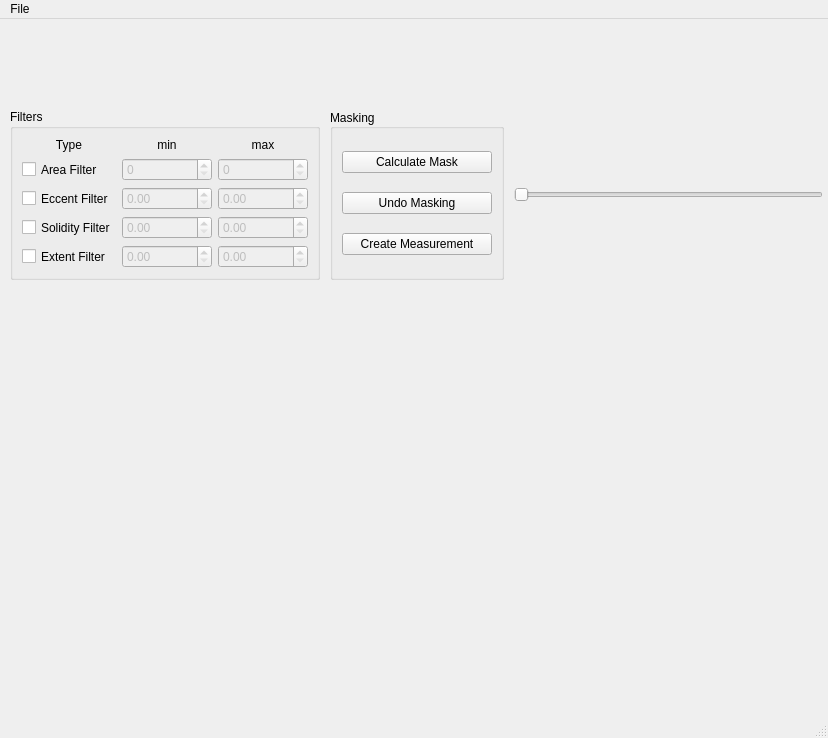
The window that stim_tool_main_window.ui (MartNied/STIM_Tool) describes before a commit, drawn with Qt 5.
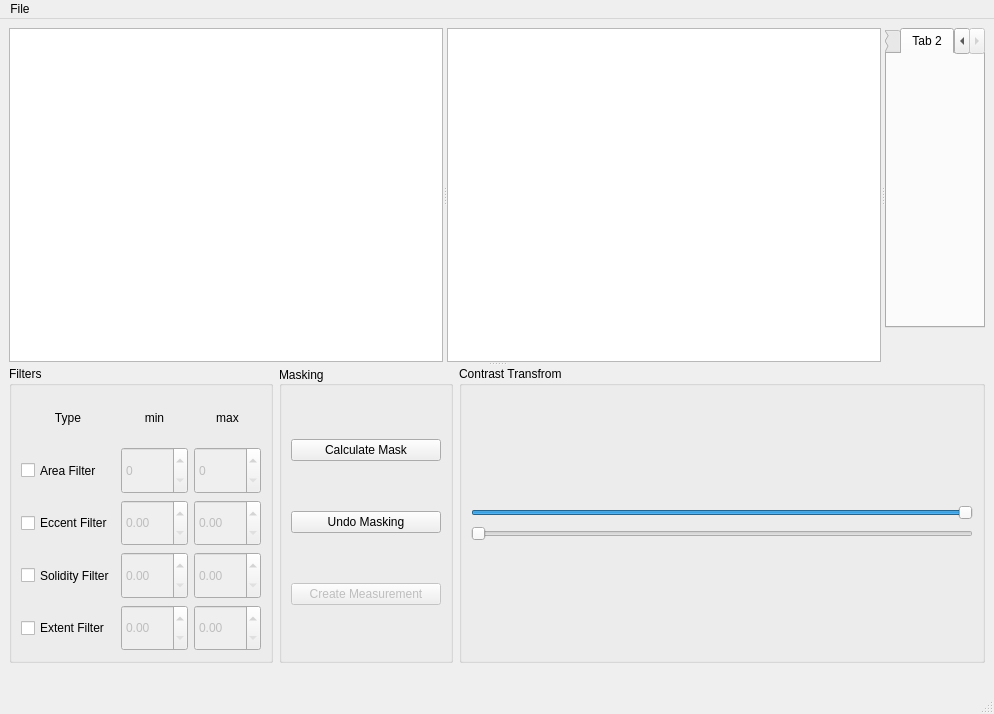
The same window after the commit. Icons and pictures are not drawn.

Commit message: added Filter to Mask functionality

Patch:
```diff
--- a/stim_tool_main_window.ui
+++ b/stim_tool_main_window.ui
@@ -9,8 +9,8 @@
    <rect>
     <x>0</x>
     <y>0</y>
-    <width>828</width>
-    <height>738</height>
+    <width>994</width>
+    <height>714</height>
    </rect>
   </property>
   <property name="sizePolicy">
@@ -25,6 +25,12 @@
     <height>225</height>
    </size>
   </property>
+  <property name="maximumSize">
+   <size>
+    <width>16777215</width>
+    <height>16777215</height>
+   </size>
+  </property>
   <property name="windowTitle">
    <string>STIM Tool</string>
   </property>
@@ -33,53 +39,200 @@
     <normaloff>meduni_logo.png</normaloff>meduni_logo.png</iconset>
   </property>
   <widget class="QWidget" name="VLayout">
-   <layout class="QVBoxLayout" name="TopLayout">
-    <property name="spacing">
-     <number>10</number>
-    </property>
-    <property name="leftMargin">
-     <number>10</number>
-    </property>
-    <property name="topMargin">
-     <number>5</number>
-    </property>
-    <property name="rightMargin">
-     <number>5</number>
-    </property>
-    <property name="bottomMargin">
-     <number>0</number>
-    </property>
-    <item>
-     <layout class="QHBoxLayout" name="CenterLayout" stretch="0">
-      <property name="spacing">
-       <number>10</number>
-      </property>
-      <property name="sizeConstraint">
-       <enum>QLayout::SetMaximumSize</enum>
-      </property>
-      <property name="leftMargin">
-       <number>0</number>
-      </property>
-      <property name="topMargin">
-       <number>0</number>
-      </property>
-      <property name="rightMargin">
-       <number>0</number>
-      </property>
-      <item>
        <layout class="QVBoxLayout" name="verticalLayout">
         <item>
-         <layout class="QHBoxLayout" name="imageDisplayLayout">
-          <property name="spacing">
-           <number>6</number>
-          </property>
-         </layout>
-        </item>
-        <item>
+     <widget class="QSplitter" name="splitter_2">
+      <property name="sizePolicy">
+       <sizepolicy hsizetype="MinimumExpanding" vsizetype="MinimumExpanding">
+        <horstretch>0</horstretch>
+        <verstretch>0</verstretch>
+       </sizepolicy>
+      </property>
+      <property name="minimumSize">
+       <size>
+        <width>0</width>
+        <height>100</height>
+       </size>
+      </property>
+      <property name="orientation">
+       <enum>Qt::Vertical</enum>
+      </property>
+      <property name="childrenCollapsible">
+       <bool>false</bool>
+      </property>
+      <widget class="QSplitter" name="displayLayout">
+       <property name="orientation">
+        <enum>Qt::Horizontal</enum>
+       </property>
+       <widget class="QGraphicsView" name="placeholder1">
+        <property name="sizePolicy">
+         <sizepolicy hsizetype="Preferred" vsizetype="Preferred">
+          <horstretch>0</horstretch>
+          <verstretch>0</verstretch>
+         </sizepolicy>
+        </property>
+        <property name="minimumSize">
+         <size>
+          <width>100</width>
+          <height>66</height>
+         </size>
+        </property>
+       </widget>
+       <widget class="QGraphicsView" name="placeholder2">
+        <property name="sizePolicy">
+         <sizepolicy hsizetype="Preferred" vsizetype="Preferred">
+          <horstretch>0</horstretch>
+          <verstretch>0</verstretch>
+         </sizepolicy>
+        </property>
+        <property name="minimumSize">
+         <size>
+          <width>100</width>
+          <height>66</height>
+         </size>
+        </property>
+       </widget>
+       <widget class="QTabWidget" name="tabWidget">
+        <property name="sizePolicy">
+         <sizepolicy hsizetype="Preferred" vsizetype="Preferred">
+          <horstretch>0</horstretch>
+          <verstretch>0</verstretch>
+         </sizepolicy>
+        </property>
+        <property name="minimumSize">
+         <size>
+          <width>100</width>
+          <height>300</height>
+         </size>
+        </property>
+        <property name="maximumSize">
+         <size>
+          <width>0</width>
+          <height>0</height>
+         </size>
+        </property>
+        <property name="currentIndex">
+         <number>1</number>
+        </property>
+        <property name="tabsClosable">
+         <bool>false</bool>
+        </property>
+        <property name="movable">
+         <bool>true</bool>
+        </property>
+        <widget class="QWidget" name="tab">
+         <attribute name="title">
+          <string>Tab 1</string>
+         </attribute>
+        </widget>
+        <widget class="QWidget" name="tab_2">
+         <attribute name="title">
+          <string>Tab 2</string>
+         </attribute>
+        </widget>
+       </widget>
+      </widget>
+      <widget class="QWidget" name="layoutWidget">
          <layout class="QGridLayout" name="ControlPanelLayout">
           <property name="sizeConstraint">
            <enum>QLayout::SetDefaultConstraint</enum>
           </property>
+        <item row="4" column="1">
+         <widget class="QGroupBox" name="MaskGroupBox">
+          <property name="sizePolicy">
+           <sizepolicy hsizetype="Maximum" vsizetype="Preferred">
+            <horstretch>0</horstretch>
+            <verstretch>0</verstretch>
+           </sizepolicy>
+          </property>
+          <property name="title">
+           <string>Masking</string>
+          </property>
+          <property name="alignment">
+           <set>Qt::AlignLeading|Qt::AlignLeft|Qt::AlignVCenter</set>
+          </property>
+          <layout class="QGridLayout" name="gridLayout_3">
+           <item row="2" column="0">
+            <widget class="QPushButton" name="doMeasurementButton">
+             <property name="enabled">
+              <bool>false</bool>
+             </property>
+             <property name="sizePolicy">
+              <sizepolicy hsizetype="Maximum" vsizetype="Maximum">
+               <horstretch>0</horstretch>
+               <verstretch>0</verstretch>
+              </sizepolicy>
+             </property>
+             <property name="minimumSize">
+              <size>
+               <width>150</width>
+               <height>20</height>
+              </size>
+             </property>
+             <property name="text">
+              <string>Create Measurement</string>
+             </property>
+            </widget>
+           </item>
+           <item row="1" column="0">
+            <widget class="QPushButton" name="undoMaskButton">
+             <property name="sizePolicy">
+              <sizepolicy hsizetype="Maximum" vsizetype="Maximum">
+               <horstretch>0</horstretch>
+               <verstretch>0</verstretch>
+              </sizepolicy>
+             </property>
+             <property name="minimumSize">
+              <size>
+               <width>150</width>
+               <height>20</height>
+              </size>
+             </property>
+             <property name="text">
+              <string>Undo Masking</string>
+             </property>
+            </widget>
+           </item>
+           <item row="0" column="0">
+            <widget class="QPushButton" name="maskButton">
+             <property name="enabled">
+              <bool>true</bool>
+             </property>
+             <property name="sizePolicy">
+              <sizepolicy hsizetype="Maximum" vsizetype="Maximum">
+               <horstretch>0</horstretch>
+               <verstretch>0</verstretch>
+              </sizepolicy>
+             </property>
+             <property name="minimumSize">
+              <size>
+               <width>150</width>
+               <height>20</height>
+              </size>
+             </property>
+             <property name="maximumSize">
+              <size>
+               <width>16777215</width>
+               <height>16777215</height>
+              </size>
+             </property>
+             <property name="cursor">
+              <cursorShape>ArrowCursor</cursorShape>
+             </property>
+             <property name="text">
+              <string>Calculate Mask</string>
+             </property>
+             <property name="iconSize">
+              <size>
+               <width>16</width>
+               <height>16</height>
+              </size>
+             </property>
+            </widget>
+           </item>
+          </layout>
+         </widget>
+        </item>
           <item row="4" column="0">
            <widget class="QGroupBox" name="FilterGroupBox">
             <property name="title">
@@ -339,140 +492,98 @@
            </widget>
           </item>
           <item row="4" column="2">
-           <widget class="QSlider" name="contrastTransformSlider">
-            <property name="enabled">
-             <bool>true</bool>
-            </property>
-            <property name="sizePolicy">
-             <sizepolicy hsizetype="Preferred" vsizetype="Fixed">
-              <horstretch>0</horstretch>
-              <verstretch>0</verstretch>
-             </sizepolicy>
-            </property>
-            <property name="minimum">
-             <number>0</number>
-            </property>
-            <property name="maximum">
-             <number>255</number>
-            </property>
-            <property name="singleStep">
-             <number>1</number>
-            </property>
-            <property name="sliderPosition">
-             <number>0</number>
-            </property>
-            <property name="tracking">
-             <bool>true</bool>
-            </property>
-            <property name="orientation">
-             <enum>Qt::Horizontal</enum>
-            </property>
-            <property name="invertedAppearance">
-             <bool>false</bool>
-            </property>
-            <property name="invertedControls">
-             <bool>false</bool>
-            </property>
-           </widget>
-          </item>
-          <item row="4" column="1">
-           <widget class="QGroupBox" name="MaskGroupBox">
-            <property name="sizePolicy">
-             <sizepolicy hsizetype="Maximum" vsizetype="Preferred">
-              <horstretch>0</horstretch>
-              <verstretch>0</verstretch>
-             </sizepolicy>
-            </property>
+         <widget class="QGroupBox" name="groupBox">
             <property name="title">
-             <string>Masking</string>
-            </property>
-            <property name="alignment">
-             <set>Qt::AlignLeading|Qt::AlignLeft|Qt::AlignVCenter</set>
-            </property>
-            <layout class="QGridLayout" name="gridLayout_3">
-             <item row="2" column="0">
-              <widget class="QPushButton" name="doMeasurementButton">
+           <string>Contrast Transfrom</string>
+          </property>
+          <layout class="QVBoxLayout" name="verticalLayout_3">
+           <item>
+            <layout class="QVBoxLayout" name="verticalLayout_2">
+             <item>
+              <widget class="QSlider" name="contrastTransformSlider_1">
+               <property name="enabled">
+                <bool>true</bool>
+               </property>
                <property name="sizePolicy">
-                <sizepolicy hsizetype="Maximum" vsizetype="Maximum">
+                <sizepolicy hsizetype="MinimumExpanding" vsizetype="Fixed">
                  <horstretch>0</horstretch>
                  <verstretch>0</verstretch>
                 </sizepolicy>
                </property>
-               <property name="minimumSize">
-                <size>
-                 <width>150</width>
-                 <height>20</height>
-                </size>
+               <property name="minimum">
+                <number>0</number>
                </property>
-               <property name="text">
-                <string>Create Measurement</string>
+               <property name="maximum">
+                <number>255</number>
                </property>
-              </widget>
-             </item>
-             <item row="1" column="0">
-              <widget class="QPushButton" name="undoMaskButton">
-               <property name="sizePolicy">
-                <sizepolicy hsizetype="Maximum" vsizetype="Maximum">
-                 <horstretch>0</horstretch>
-                 <verstretch>0</verstretch>
-                </sizepolicy>
+               <property name="singleStep">
+                <number>1</number>
                </property>
-               <property name="minimumSize">
-                <size>
-                 <width>150</width>
-                 <height>20</height>
-                </size>
+               <property name="value">
+                <number>255</number>
                </property>
-               <property name="text">
-                <string>Undo Masking</string>
+               <property name="sliderPosition">
+                <number>255</number>
                </property>
+               <property name="tracking">
+                <bool>true</bool>
+               </property>
+               <property name="orientation">
+                <enum>Qt::Horizontal</enum>
+               </property>
+               <property name="invertedAppearance">
+                <bool>false</bool>
+               </property>
+               <property name="invertedControls">
+                <bool>true</bool>
+               </property>
               </widget>
              </item>
-             <item row="0" column="0">
-              <widget class="QPushButton" name="maskButton">
+             <item>
+              <widget class="QSlider" name="contrastTransformSlider_2">
                <property name="enabled">
                 <bool>true</bool>
                </property>
                <property name="sizePolicy">
-                <sizepolicy hsizetype="Maximum" vsizetype="Maximum">
+                <sizepolicy hsizetype="MinimumExpanding" vsizetype="Fixed">
                  <horstretch>0</horstretch>
                  <verstretch>0</verstretch>
                 </sizepolicy>
                </property>
-               <property name="minimumSize">
-                <size>
-                 <width>150</width>
-                 <height>20</height>
-                </size>
+               <property name="minimum">
+                <number>0</number>
                </property>
-               <property name="maximumSize">
-                <size>
-                 <width>16777215</width>
-                 <height>16777215</height>
-                </size>
+               <property name="maximum">
+                <number>255</number>
                </property>
-               <property name="cursor">
-                <cursorShape>ArrowCursor</cursorShape>
+               <property name="singleStep">
+                <number>1</number>
                </property>
-               <property name="text">
-                <string>Calculate Mask</string>
+               <property name="sliderPosition">
+                <number>0</number>
                </property>
-               <property name="iconSize">
-                <size>
-                 <width>16</width>
-                 <height>16</height>
-                </size>
+               <property name="tracking">
+                <bool>true</bool>
                </property>
+               <property name="orientation">
+                <enum>Qt::Horizontal</enum>
+               </property>
+               <property name="invertedAppearance">
+                <bool>false</bool>
+               </property>
+               <property name="invertedControls">
+                <bool>false</bool>
+               </property>
               </widget>
              </item>
             </layout>
-           </widget>
-          </item>
-         </layout>
+           </item>
+          </layout>
+         </widget>
         </item>
        </layout>
-      </item>
-     </layout>
+      </widget>
+     </widget>
     </item>
     <item>
      <widget class="QLabel" name="bottomLabel">
@@ -485,6 +596,18 @@
         <verstretch>0</verstretch>
        </sizepolicy>
       </property>
+      <property name="minimumSize">
+       <size>
+        <width>10</width>
+        <height>10</height>
+       </size>
+      </property>
+      <property name="maximumSize">
+       <size>
+        <width>10</width>
+        <height>16777215</height>
+       </size>
+      </property>
       <property name="text">
        <string/>
       </property>
@@ -498,7 +621,7 @@
     <rect>
      <x>0</x>
      <y>0</y>
-     <width>828</width>
+     <width>994</width>
      <height>21</height>
     </rect>
    </property>
```
Left out of the diff: 148 changed lines with no effect on the pictures. Lines whose indentation alone changed are shown as unchanged. The commit also changes 1 other file.
